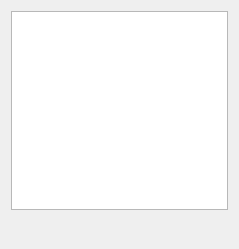
Above: interface/materialmanager.ui from SeriousAlexej/Ivo before the change. Below: the same form after it.
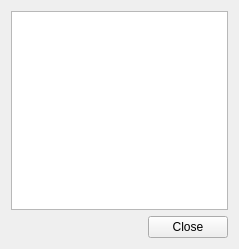
That is the form after the change. Icons and pictures are not drawn.

Commit message: Fixed inheritance problems, more consistent buttons in dialogs

```diff
--- a/interface/materialmanager.ui
+++ b/interface/materialmanager.ui
@@ -97,6 +97,13 @@
          </property>
         </spacer>
        </item>
+       <item>
+        <widget class="QDialogButtonBox" name="btnClose">
+         <property name="standardButtons">
+          <set>QDialogButtonBox::Close</set>
+         </property>
+        </widget>
+       </item>
       </layout>
      </item>
     </layout>
```
The commit also changes 6 other files.
